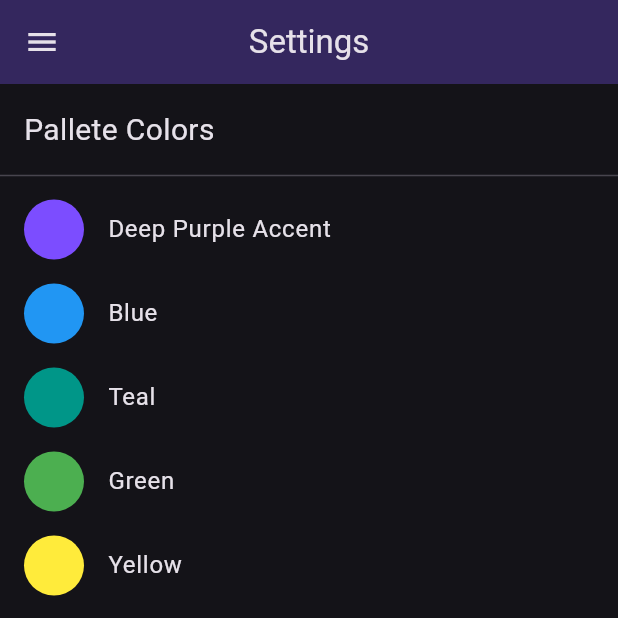
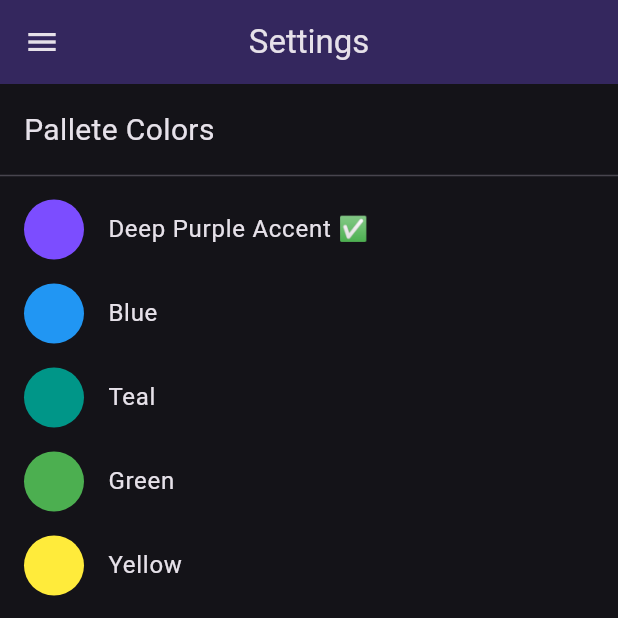
Before and after one commit to DiegoVilla27/flutter-riverpod, a Flutter app: the SettingsScreen screen opened by its route, on a phone screen of 412 x 824 dp, the top half of it. Run offline on Flutter 3.47's test engine with Material 3 defaults, Android fonts, the light colour scheme and no system bars; our stand-ins replace flutter_riverpod, go_router; network calls fail.

Commit message:
feat: Show active color palette

```diff
--- a/lib/presentation/pages/settings/settings_screen.dart
+++ b/lib/presentation/pages/settings/settings_screen.dart
@@ -20,6 +20,18 @@ class SettingsScreen extends ConsumerWidget {
   Widget build(BuildContext context, WidgetRef ref) {
     final theme = Theme.of(context).colorScheme;
     final entriesColorsTheme = colorsTheme.entries.toList();
+    final selectedColorTheme = ref.watch(selectedColorThemeProvider);
+
+    /// Returns a string indicating whether the given color type is the currently
+    /// selected theme.
+    ///
+    /// If [colorType] matches the [selectedColorTheme], returns "✅".
+    /// Otherwise, returns an empty string.
+    String getColorCurrentTheme(EColorsType colorType) {
+      return colorType == selectedColorTheme
+          ? "✅"
+          : "";
+    }
 
     return Scaffold(
       appBar: AppBar(
@@ -51,7 +63,7 @@ class SettingsScreen extends ConsumerWidget {
                   final colorTheme = entryColorTheme.value;
 
                   return ListTile(
-                    title: Text(colorTheme.name),
+                    title: Text("${colorTheme.name} ${getColorCurrentTheme(type)}"),
                     leading: CircleAvatar(backgroundColor: colorTheme.color),
                     onTap:
                         () =>
```
